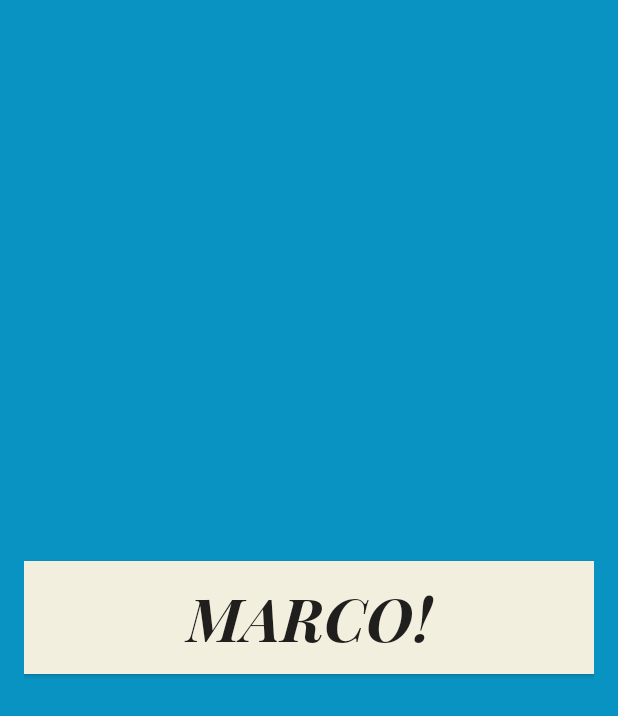
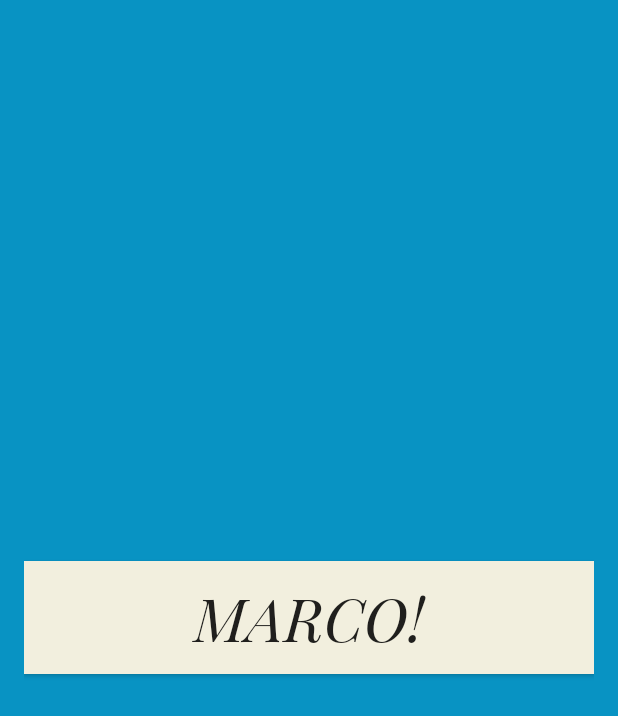
Before and after one commit to jonnybegood123/Marco, an Android app: the MainActivity screen opened directly, with no data from a screen before it, on a phone screen of 412 x 824 dp. Shown: the top 716 px of the screen. Run offline under Robolectric (Android 15) with nearby library versions, the phone set to English and light mode, and no system bars; 1 statement that could not run was skipped.

Commit message:
font fixes

```diff
--- a/app/src/main/java/com/jonathanrobins/marco/MainActivity.java
+++ b/app/src/main/java/com/jonathanrobins/marco/MainActivity.java
@@ -26,7 +26,7 @@ public class MainActivity extends ActionBarActivity {
 
         //Marco Button logic
         marcoButton = (Button)findViewById(R.id.marcoButton);
-        Typeface typeface = Typeface.createFromAsset(getAssets(), "PlayfairDisplaySC-BoldItalic.ttf");
+        Typeface typeface = Typeface.createFromAsset(getAssets(), "PlayfairDisplaySC-Italic.ttf");
         marcoButton.setTypeface(typeface);
         final MediaPlayer mp = MediaPlayer.create(this, R.raw.marco);
         marcoButton.setOnClickListener(new View.OnClickListener() {
```
Also changed, not shown: app/src/main/assets/PlayfairDisplay-Black.otf (deleted), app/src/main/assets/PlayfairDisplay-BlackItalic.otf (deleted), app/src/main/assets/PlayfairDisplay-Bold.otf (deleted), app/src/main/assets/PlayfairDisplay-BoldItalic.otf (deleted), app/src/main/assets/PlayfairDisplay-Italic.otf (deleted), app/src/main/assets/PlayfairDisplay-Regular.otf (deleted), app/src/main/res/drawable/icon.png, app/src/main/res/mipmap-hdpi/ic_launcher.png, app/src/main/res/mipmap-mdpi/ic_launcher.png, app/src/main/res/mipmap-xhdpi/ic_launcher.png, app/src/main/res/mipmap-xxhdpi/ic_launcher.png, app/src/main/res/mipmap-xxxhdpi/ic_launcher.png.
